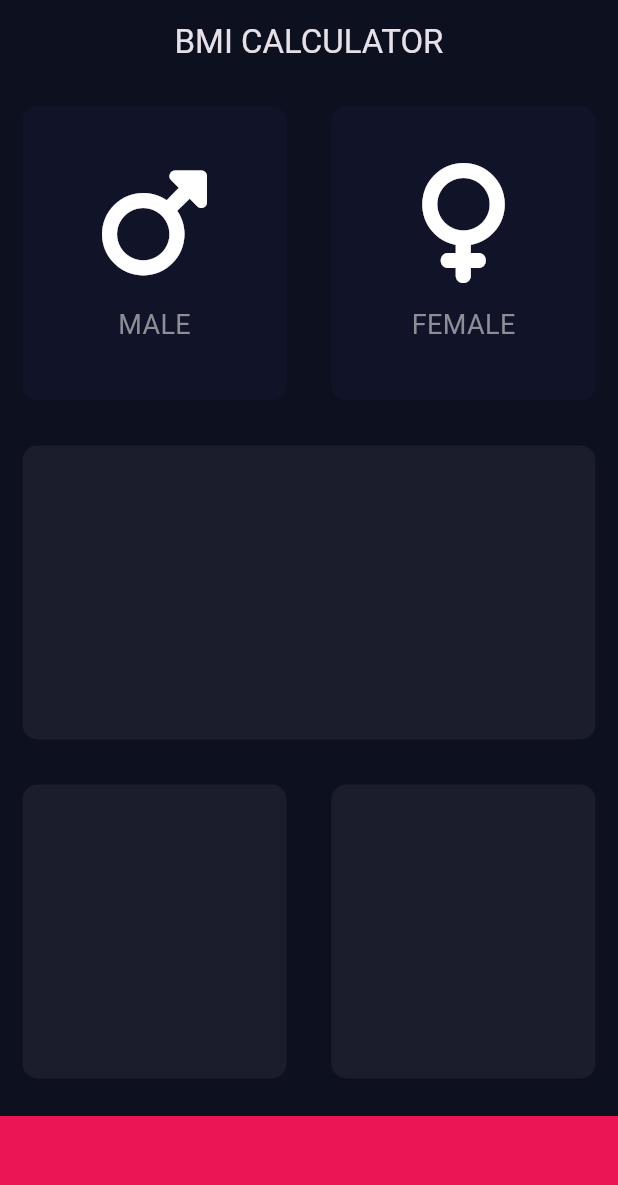
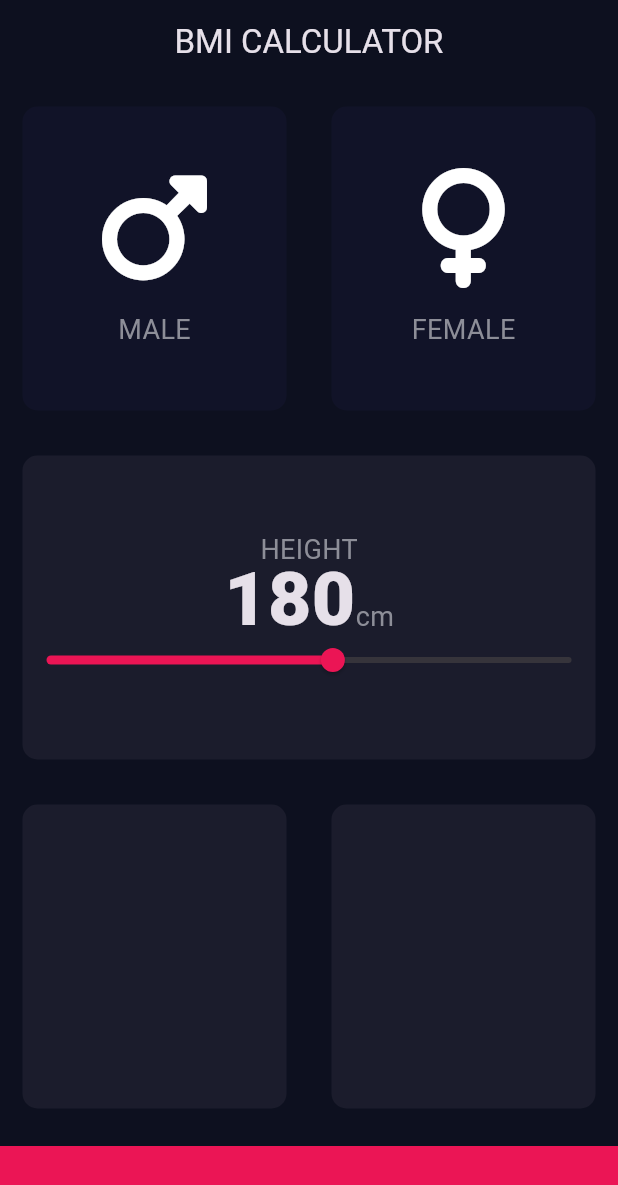
Before and after one commit to jnas86/bmi-calculator-flutter, a Flutter app: the screen it shows after launch, on a phone screen of 412 x 824 dp. Shown: the top 1185 px of the screen. Run offline on Flutter 3.47's test engine with Material 3 defaults, Android fonts, the phone set to English and light mode, and no system bars; our stand-ins replace font_awesome_flutter.

Commit message:
Slider Implementation - Constants file - Simplify code

```diff
--- /dev/null
+++ b/lib/constants.dart
@@ -0,0 +1,17 @@
+import 'package:flutter/cupertino.dart';
+
+const kBottomContainerHeight = 60.0;
+const kActiveCardColour = Color(0xFF1B1C2C);
+const kInactiveCardColour = Color(0xFF111328);
+const kBottomContainerColour = Color(0xFFEB1555);
+const minSliderHeightValue = 120.0;
+const maxSliderHeightValue = 230.0;
+const kLabelTextStyle = TextStyle(
+  fontSize: 18.0,
+  color: Color(0xFF8D8E98)
+);
+const kNumberTextStyle = TextStyle(
+    height: 0.8,
+    fontSize: 50.0,
+    fontWeight: FontWeight.w900
+);
--- a/lib/icon_content.dart
+++ b/lib/icon_content.dart
@@ -1,9 +1,9 @@
 import 'package:flutter/cupertino.dart';
 
 
-class iconContent extends StatelessWidget {
+class IconContent extends StatelessWidget {
 
-  iconContent({super.key, required this.icon,required this.label});
+  IconContent({super.key, required this.icon,required this.label});
 
   final IconData icon;
   final String label;
--- a/lib/input_page.dart
+++ b/lib/input_page.dart
@@ -1,12 +1,12 @@
+import 'dart:math';
+
 import 'package:bmi_calculator/reusable_card.dart';
 import 'package:flutter/material.dart';
 import 'package:font_awesome_flutter/font_awesome_flutter.dart';
+import 'constants.dart';
 import 'icon_content.dart';
 
-const bottomContainerHeight = 80.0;
-const activeCardColour = Color(0xFF1B1C2C);
-const inactiveCardColour = Color(0xFF111328);
-const bottomContainerColour = Color(0xFFEB1555);
+
 enum Gender{
   male,
   female
@@ -19,7 +19,7 @@ class InputPage extends StatefulWidget {
 class _InputPageState extends State<InputPage> {
 
   Gender? selectedGender;
-
+  int height = 180;
 
   @override
   Widget build(BuildContext context) {
@@ -29,14 +29,15 @@ class _InputPageState extends State<InputPage> {
           title: const Text('BMI CALCULATOR'),
         ),
         body: Column(
+          crossAxisAlignment: CrossAxisAlignment.stretch,
           children: [
             Expanded(
               child: Row(
                 children: <Widget>[
                   Expanded(
                     child: ReusableCard(
-                      colour: selectedGender == Gender.male ? activeCardColour: inactiveCardColour,
-                      cardChild: iconContent(
+                      colour: selectedGender == Gender.male ? kActiveCardColour: kInactiveCardColour,
+                      cardChild: IconContent(
                         icon: FontAwesomeIcons.mars,
                         label: 'MALE',
                       ),
@@ -49,8 +50,8 @@ class _InputPageState extends State<InputPage> {
                   ),
                   Expanded(
                     child: ReusableCard(
-                      colour: selectedGender == Gender.female ? activeCardColour: inactiveCardColour,
-                      cardChild: iconContent(
+                      colour: selectedGender == Gender.female ? kActiveCardColour: kInactiveCardColour,
+                      cardChild: IconContent(
                         icon: FontAwesomeIcons.venus,
                         label: 'FEMALE',
                       ),
@@ -65,25 +66,71 @@ class _InputPageState extends State<InputPage> {
               ),
             ),
             Expanded(
-              child: ReusableCard(colour: activeCardColour),
+              child: ReusableCard(
+                colour: kActiveCardColour,
+                cardChild: Column(
+                  crossAxisAlignment: CrossAxisAlignment.center,
+                  mainAxisAlignment: MainAxisAlignment.center,
+                  children: <Widget>[
+                    Text(
+                        'HEIGHT',
+                      style: kLabelTextStyle
+                    ),
+                    Row(
+                      mainAxisAlignment: MainAxisAlignment.center,
+                      crossAxisAlignment: CrossAxisAlignment.baseline,
+                      textBaseline: TextBaseline.alphabetic,
+                      children: <Widget>[
+                        Text(
+                          height.toString(),
+                          style: kNumberTextStyle
+                        ),
+                        Text(
+                            'cm',
+                            style: kLabelTextStyle
+                        ),
+                      ],
+                    ),
+                    SliderTheme(
+                      data: SliderTheme.of(context).copyWith(
+                        thumbShape: RoundSliderThumbShape(enabledThumbRadius: 8.0),
+                        overlayShape: RoundSliderOverlayShape(overlayRadius: 16.0)
+                      ),
+                      child: Slider(
+                        value: height.toDouble(),
+                        min: minSliderHeightValue,
+                        max: maxSliderHeightValue,
+                        activeColor: Color(0xFFEB1555),
+                        onChanged: (double newValue){
+                          setState(() {
+                            setState(() {
+                              height = newValue.round();
+                            });
+                          });
+                        }
+                      ),
+                    ),
+                  ],
+                ),
+              ),
             ),
             Expanded(
               child: Row(
                 children: <Widget>[
                   Expanded(
-                    child: ReusableCard(colour: activeCardColour),
+                    child: ReusableCard(colour: kActiveCardColour),
                   ),
                   Expanded(
-                    child: ReusableCard(colour: activeCardColour),
+                    child: ReusableCard(colour: kActiveCardColour),
                   ),
                 ],
               ),
             ),
             Container(
-              color: bottomContainerColour,
+              color: kBottomContainerColour,
               margin: EdgeInsets.only(top: 10.0),
               width: double.infinity,
-              height: bottomContainerHeight,
+              height: kBottomContainerHeight,
             ),
           ],
         ));
```
